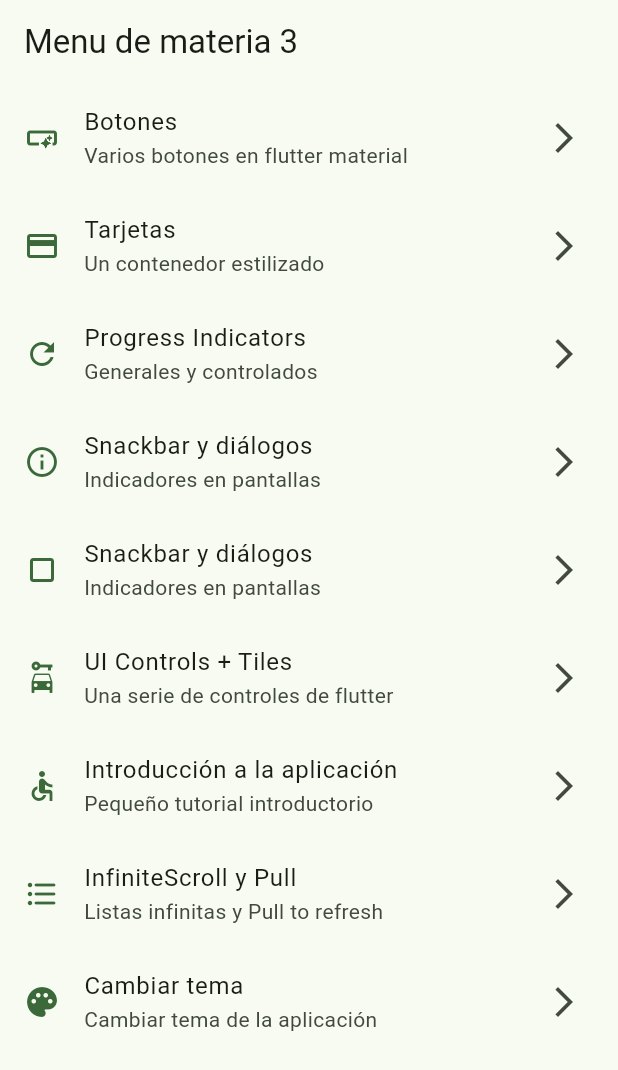
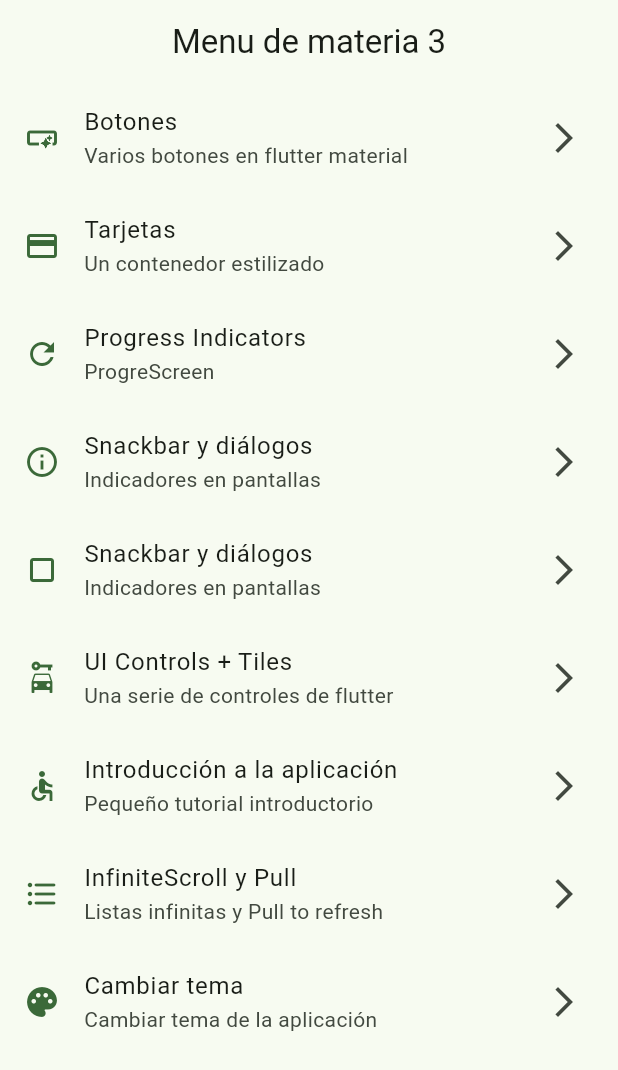
Before and after one commit to Palejandrachavez/practica3apmovil, a Flutter app: the screen it shows after launch, on a phone screen of 412 x 824 dp. Shown: the top 1070 px of the screen. Run offline on Flutter 3.47's test engine with Material 3 defaults, Android fonts, the phone set to English and light mode, and no system bars; our stand-ins replace go_router.

Commit message:
Actualizacion menu pantallas

```diff
--- a/lib/config/menu/menu_items.dart
+++ b/lib/config/menu/menu_items.dart
@@ -30,44 +30,44 @@ const appMenuItems = <MenuItem>[
       icon: Icons.credit_card),
   MenuItem(
       title: 'Progress Indicators',
-      subtitle: 'Generales y controlados',
-      link: '/progress',
+      subtitle: 'ProgreScreen',
+      link: '/Progress',
       icon: Icons.refresh,
-      nameScreen: ''),
+      nameScreen: 'ProgreScreen'),
   MenuItem(
       title: 'Snackbar y diálogos',
       subtitle: 'Indicadores en pantallas',
       link: '/snackbar',
       icon: Icons.info_outline,
-      nameScreen: ''),
+      nameScreen: 'SnackbarScreen'),
   MenuItem(
       title: 'Snackbar y diálogos',
       subtitle: 'Indicadores en pantallas',
-      link: '/dialog',
+      link: '/animated',
       icon: Icons.crop_square,
-      nameScreen: ''),
+      nameScreen: 'AnimatedScreen'),
   MenuItem(
       title: 'UI Controls + Tiles',
       subtitle: 'Una serie de controles de flutter',
       link: '/uicontrols',
       icon: Icons.car_rental,
-      nameScreen: ''),
+      nameScreen: 'Uicontrols'),
   MenuItem(
       title: 'Introducción a la aplicación',
       subtitle: 'Pequeño tutorial introductorio',
-      link: '/introduccion',
+      link: '/tutorial',
       icon: Icons.accessible,
-      nameScreen: ''),
+      nameScreen: 'TutorialScreen'),
   MenuItem(
       title: 'InfiniteScroll y Pull',
       subtitle: 'Listas infinitas y Pull to refresh',
       link: '/infinitescroll',
       icon: Icons.format_list_bulleted_rounded,
-      nameScreen: ''),
+      nameScreen: 'InfiniteScrollScreen'),
   MenuItem(
       title: 'Cambiar tema',
       subtitle: 'Cambiar tema de la aplicación',
-      link: '/tema',
+      link: '/TemaScreen',
       icon: Icons.palette,
-      nameScreen: '')
+      nameScreen: 'TemaScreen')
 ];
--- a/lib/config/routers/router.dart
+++ b/lib/config/routers/router.dart
@@ -1,7 +1,15 @@
 import 'package:go_router/go_router.dart';
+import 'package:practica3apmovil/presentation/screens/Progress/ProgreScreen.dart';
+import 'package:practica3apmovil/presentation/screens/animated/AnimatedScreen.dart';
 import 'package:practica3apmovil/presentation/screens/buttons/ButtonScreen.dart';
 import 'package:practica3apmovil/presentation/screens/cards/CardScreen.dart';
+
 import 'package:practica3apmovil/presentation/screens/home/home.dart';
+import 'package:practica3apmovil/presentation/screens/infinitescroll/InfiniteScrollScreen.dart';
+import 'package:practica3apmovil/presentation/screens/snackbar/SnackbarScreen.dart';
+import 'package:practica3apmovil/presentation/screens/tema/TemaScreen.dart';
+import 'package:practica3apmovil/presentation/screens/tutorial/TutorialScreen.dart';
+import 'package:practica3apmovil/presentation/screens/uicontrols/UicontrolsScreen.dart';
 
 final appRouter =
     GoRouter(debugLogDiagnostics: true, initialLocation: '/', routes: [
@@ -18,5 +26,40 @@ final appRouter =
     path: '/card',
     name: const CardScreen().nameScreen,
     builder: (context, state) => const CardScreen(),
+  ),
+  GoRoute(
+    path: '/progress',
+    name: const ProgreScreen().nameScreen,
+    builder: (context, state) => const ProgreScreen(),
+  ),
+  GoRoute(
+    path: '/snackbar',
+    name: const SnackbarScreen().nameScreen,
+    builder: (context, state) => const SnackbarScreen(),
+  ),
+  GoRoute(
+    path: '/animated',
+    name: const AnimatedScreen().nameScreen,
+    builder: (context, state) => const AnimatedScreen(),
+  ),
+  GoRoute(
+    path: '/uicontrols',
+    name: const UicontrolsScreen().nameScreen,
+    builder: (context, state) => const UicontrolsScreen(),
+  ),
+  GoRoute(
+    path: '/tutorial',
+    name: const TutorialScreen().nameScreen,
+    builder: (context, state) => const TutorialScreen(),
+  ),
+  GoRoute(
+    path: '/infinitescroll',
+    name: const InfiniteScrollScreen().nameScreen,
+    builder: (context, state) => const InfiniteScrollScreen(),
+  ),
+  GoRoute(
+    path: '/TemaScreen',
+    name: const TemaScreen().nameScreen,
+    builder: (context, state) => const TemaScreen(),
   )
 ]);
--- a/lib/config/theme/app_theme.dart
+++ b/lib/config/theme/app_theme.dart
@@ -20,5 +20,5 @@ class Apptheme {
   ThemeData getTheme() => ThemeData(
       useMaterial3: true,
       colorSchemeSeed: colorList[selectedColor],
-      appBarTheme: const AppBarTheme(centerTitle: false));
+      appBarTheme: const AppBarTheme(centerTitle: true));
 }
--- a/lib/presentation/screens/home/home.dart
+++ b/lib/presentation/screens/home/home.dart
@@ -1,6 +1,6 @@
 import 'package:flutter/material.dart';
 import 'package:practica3apmovil/config/menu/menu_items.dart';
-import 'package:practica3apmovil/presentation/screens/home/witdgets/CustomListTitle.dart';
+import 'package:practica3apmovil/presentation/witdgets/CustomListTitle.dart';
 
 class HomeScreen extends StatelessWidget {
   const HomeScreen({super.key});
--- /dev/null
+++ b/lib/presentation/screens/progress/ProgreScreen.dart
@@ -0,0 +1,16 @@
+import 'package:flutter/material.dart';
+
+class ProgreScreen extends StatelessWidget {
+  const ProgreScreen({super.key});
+  final String nameScreen = "ProgreScreen";
+
+  @override
+  Widget build(BuildContext context) {
+    return Scaffold(
+      appBar: AppBar(
+        title: Text("Progress indicators"),
+      ),
+      body: Placeholder(),
+    );
+  }
+}
```
Also changed, not shown: lib/presentation/screens/animated/AnimatedScreen.dart (added, +16 -0 lines), lib/presentation/screens/infinitescroll/InfiniteScrollScreen.dart (added, +16 -0 lines), lib/presentation/screens/snackbar/SnackbarScreen.dart (added, +16 -0 lines), lib/presentation/screens/tema/TemaScreen.dart (added, +16 -0 lines), lib/presentation/screens/tutorial/TutorialScreen.dart (added, +16 -0 lines), lib/presentation/screens/uicontrols/UicontrolsScreen.dart (added, +16 -0 lines), lib/presentation/witdgets/CustomListTitle.dart (renamed from lib/presentation/screens/home/witdgets/CustomListTitle.dart).
